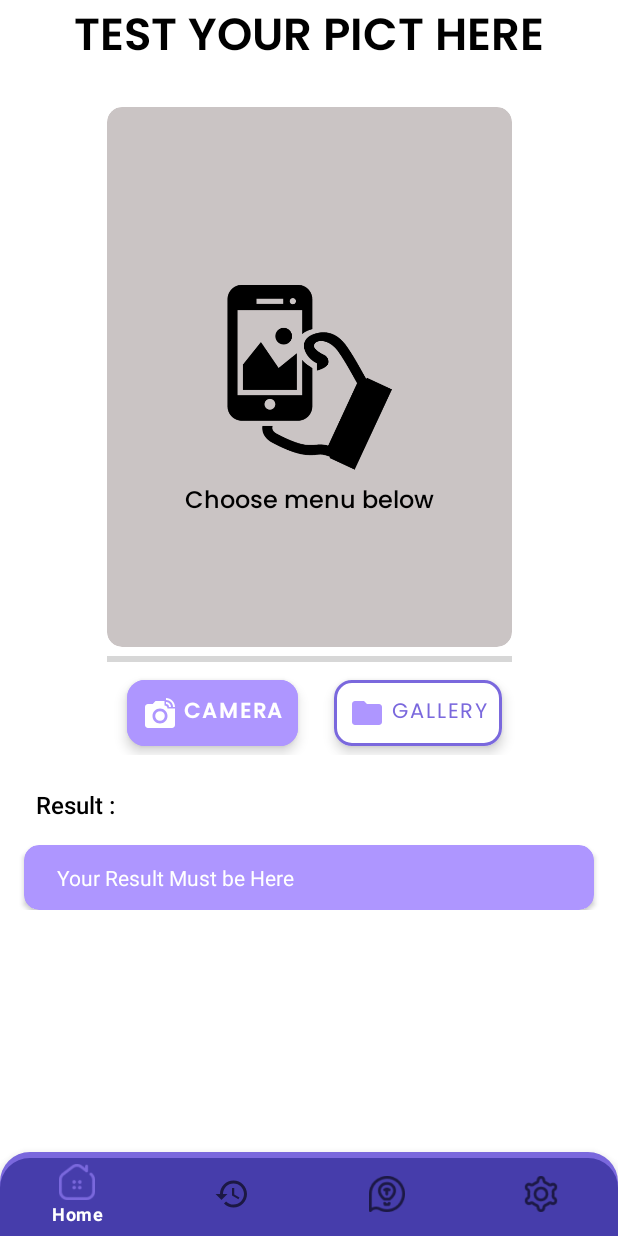
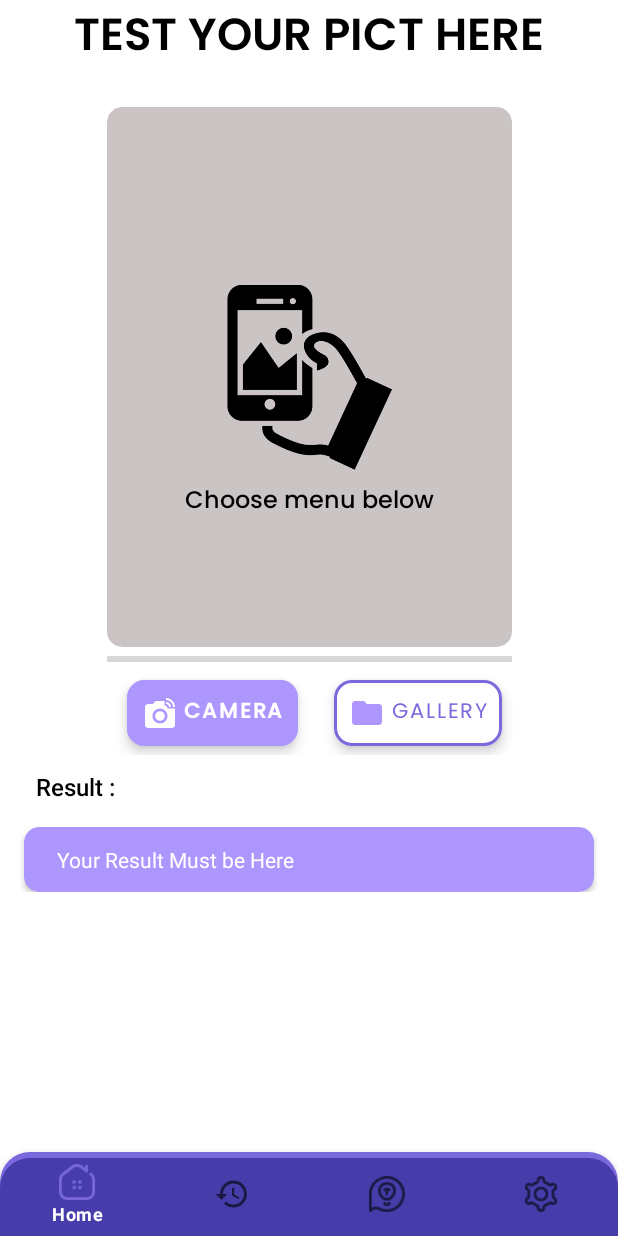
Before and after one commit to nurhabibrs/Capstone-Project-B21-CAP0463, an Android app: the screen it shows after launch (MainActivity), on a phone screen of 412 x 824 dp. Run offline under Robolectric (Android 15) with nearby library versions, the phone set to English and light mode, and no system bars; our stand-ins replace AdMob, navigation-ui; pictures from the network do not load.

Commit message:
Fixing issues Camera in Android 11 and testing

```diff
--- a/MD/Anarki/app/src/main/AndroidManifest.xml
+++ b/MD/Anarki/app/src/main/AndroidManifest.xml
@@ -36,11 +36,6 @@
         <activity
             android:name=".MainActivity"
             android:theme="@style/Theme.Anarki.NoActionBar">
-            <intent-filter>
-                <action android:name="android.intent.action.MAIN" />
-
-                <category android:name="android.intent.category.LAUNCHER" />
-            </intent-filter>
         </activity>
 
         <meta-data
--- a/MD/Anarki/app/src/main/java/com/dicoding/anarki/ui/home/HomeFragment.kt
+++ b/MD/Anarki/app/src/main/java/com/dicoding/anarki/ui/home/HomeFragment.kt
@@ -14,7 +14,6 @@ import android.provider.MediaStore
 import android.view.LayoutInflater
 import android.view.View
 import android.view.ViewGroup
-import android.widget.Toast
 import androidx.activity.result.ActivityResult
 import androidx.activity.result.contract.ActivityResultContracts
 import androidx.core.content.FileProvider
@@ -30,7 +29,6 @@ import com.dicoding.anarki.viemodel.ViewModelFactory
 import com.google.android.gms.ads.AdRequest
 import com.google.android.gms.ads.MobileAds
 import java.io.*
-
 
 class HomeFragment : Fragment(), UploadRequest.UploadCallback {
 
@@ -60,7 +58,6 @@ class HomeFragment : Fragment(), UploadRequest.UploadCallback {
     }
 
 
-    @SuppressLint("QueryPermissionsNeeded")
     override fun onViewCreated(view: View, savedInstanceState: Bundle?) {
         super.onViewCreated(view, savedInstanceState)
 
@@ -82,11 +79,11 @@ class HomeFragment : Fragment(), UploadRequest.UploadCallback {
                     )
                 }
                 cameraIntent.putExtra(MediaStore.EXTRA_OUTPUT, fileProvider)
-                if (context?.packageManager?.let { it1 -> cameraIntent.resolveActivity(it1) } != null) {
+//                if (context?.packageManager?.let { it1 -> cameraIntent.resolveActivity(it1) } != null) {
                     startForCamera.launch(cameraIntent)
-                } else {
-                    Toast.makeText(context, "Unable to open camera", Toast.LENGTH_SHORT).show()
-                }
+//                } else {
+//                    Toast.makeText(context, "Unable to open camera", Toast.LENGTH_SHORT).show()
+//                }
             }
             btnAddPicture.setOnClickListener {
                 val directoryIntent = Intent(Intent.ACTION_PICK)
--- a/MD/Anarki/app/src/main/res/layout/fragment_home.xml
+++ b/MD/Anarki/app/src/main/res/layout/fragment_home.xml
@@ -9,7 +9,9 @@
 
     <androidx.constraintlayout.widget.ConstraintLayout
         android:layout_width="match_parent"
-        android:layout_height="match_parent">
+        android:layout_height="match_parent"
+        android:layout_marginBottom="60dp"
+        >
 <!--    AdView for DummyAds (AdMob)    -->
         <com.google.android.gms.ads.AdView
             android:id="@+id/adView"
@@ -164,7 +166,6 @@
             android:layout_width="match_parent"
             android:layout_height="wrap_content"
             android:layout_marginStart="24dp"
-            android:layout_marginTop="12dp"
             android:fontFamily="sans-serif-medium"
             android:text="@string/result"
             android:textColor="@color/txt_app"
@@ -177,7 +178,9 @@
             android:layout_height="wrap_content"
             android:backgroundTint="@color/primaryLightColor"
             app:cardCornerRadius="10dp"
-            android:layout_margin="16dp"
+            android:layout_marginHorizontal="16dp"
+            android:layout_marginTop="16dp"
+            android:layout_marginBottom="60dp"
             android:elevation="5dp"
             app:layout_constraintEnd_toEndOf="parent"
             app:layout_constraintStart_toStartOf="parent"
```
